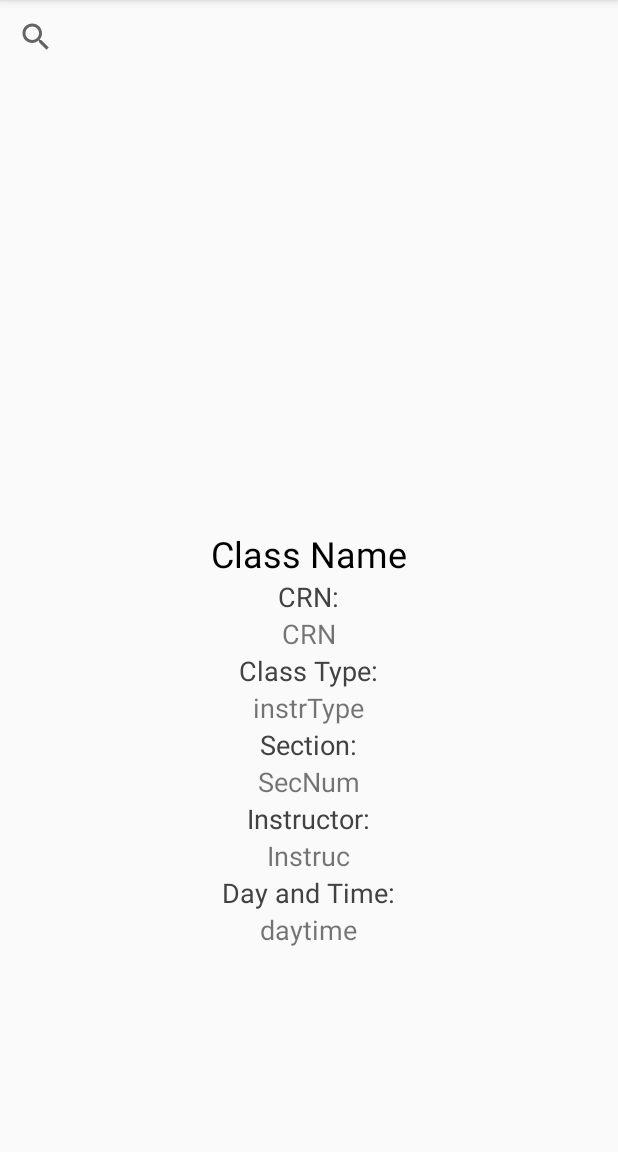
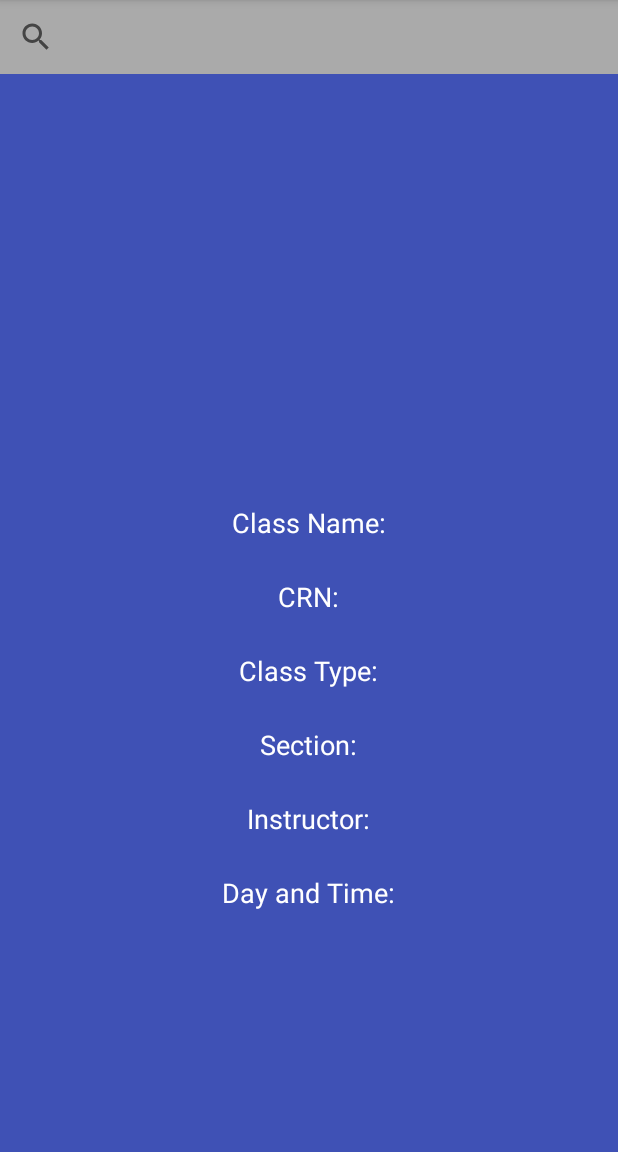
Before and after one commit to sahithip99/DragonFriends, an Android app: the SearchActivity screen opened directly, with no data from a screen before it, on a phone screen of 412 x 824 dp, the part 84-1236 px from its top. Run offline under Robolectric (Android 15) with nearby library versions, the phone set to English and light mode, and no system bars; our stand-ins replace Firebase (no records; nobody signed in at launch, a user with empty details on screens opened directly); libraries missing offline, so code that uses them is left out: com.loopj.android, cz.msebera.android.

Commit message:
updated UI

```diff
--- a/team47-dragonfriends/app/src/main/res/layout/activity_search.xml
+++ b/team47-dragonfriends/app/src/main/res/layout/activity_search.xml
@@ -4,6 +4,7 @@
     xmlns:tools="http://schemas.android.com/tools"
     android:layout_width="match_parent"
     android:layout_height="match_parent"
+    android:background="@color/colorPrimary"
     android:maxHeight="49dp"
     android:maxWidth="10dp"
     android:minHeight="1dp"
@@ -12,22 +13,22 @@
 
     <SearchView
         android:id="@+id/classSearchView"
-        android:layout_width="wrap_content"
+        android:layout_width="match_parent"
         android:layout_height="49dp"
+        android:layout_alignParentLeft="true"
         android:layout_alignParentStart="true"
         android:layout_alignParentTop="true"
-        android:queryHint="Search For Classes"
-        android:layout_alignParentLeft="true"></SearchView>
+        android:background="@android:color/darker_gray"
+        android:queryHint="Search Here by CRN"></SearchView>
 
     <TextView
         android:id="@+id/class_name"
-        android:layout_width="wrap_content"
+        android:layout_width="10dp"
         android:layout_height="wrap_content"
         android:layout_above="@+id/label_1"
         android:layout_centerHorizontal="true"
-        android:text="Class Name"
-        android:textColor="@android:color/black"
-        android:textSize="24sp" />
+        android:textColor="@color/cardview_light_background"
+        android:textSize="18sp" />
 
     <TextView
         android:id="@+id/instr_type"
@@ -35,7 +36,7 @@
         android:layout_height="wrap_content"
         android:layout_above="@+id/label_2"
         android:layout_centerHorizontal="true"
-        android:text="instrType"
+        android:textColor="@color/cardview_light_background"
         android:textSize="18sp" />
 
     <TextView
@@ -44,7 +45,6 @@
         android:layout_height="wrap_content"
         android:layout_above="@+id/label_"
         android:layout_centerHorizontal="true"
-        android:text="CRN"
         android:textSize="18sp" />
 
     <TextView
@@ -53,23 +53,23 @@
         android:layout_height="wrap_content"
         android:layout_above="@+id/label_4"
         android:layout_centerHorizontal="true"
-        android:text="SecNum"
+        android:textColor="@color/cardview_light_background"
         android:textSize="18sp" />
 
     <android.support.design.widget.FloatingActionButton
         android:id="@+id/add_class"
-        android:layout_width="77dp"
+        android:layout_width="118dp"
         android:layout_height="84dp"
         android:layout_alignParentBottom="true"
         android:layout_centerHorizontal="true"
-        android:layout_marginBottom="23dp"
+        android:layout_marginBottom="40dp"
         android:clickable="false"
         android:onClick="@android:string/ok"
         android:visibility="invisible"
-        app:backgroundTint="?attr/colorPrimaryDark"
+        app:backgroundTint="@color/common_google_signin_btn_text_dark_focused"
         app:fabSize="normal"
         app:srcCompat="@android:drawable/ic_menu_add"
-        tools:backgroundTint="@color/colorPrimaryDark" />
+        tools:backgroundTint="@color/colorPrimary" />
 
     <TextView
         android:id="@+id/label_1"
@@ -78,7 +78,7 @@
         android:layout_above="@+id/crn_num"
         android:layout_centerHorizontal="true"
         android:text="CRN:"
-        android:textColor="@color/cardview_dark_background"
+        android:textColor="@color/cardview_light_background"
         android:textSize="18sp" />
 
     <TextView
@@ -88,7 +88,7 @@
         android:layout_above="@+id/instr_type"
         android:layout_centerHorizontal="true"
         android:text="Class Type:"
-        android:textColor="@color/cardview_dark_background"
+        android:textColor="@color/cardview_light_background"
         android:textSize="18sp" />
 
     <TextView
@@ -98,7 +98,7 @@
         android:layout_above="@+id/sec_num"
         android:layout_centerHorizontal="true"
         android:text="Section:"
-        android:textColor="@color/cardview_dark_background"
+        android:textColor="@color/cardview_light_background"
         android:textSize="18sp" />
 
     <TextView
@@ -108,7 +108,7 @@
         android:layout_above="@+id/instr_name"
         android:layout_centerHorizontal="true"
         android:text="Instructor:"
-        android:textColor="@color/cardview_dark_background"
+        android:textColor="@color/cardview_light_background"
         android:textSize="18sp" />
 
     <TextView
@@ -117,7 +117,7 @@
         android:layout_height="wrap_content"
         android:layout_above="@+id/label_5"
         android:layout_centerHorizontal="true"
-        android:text="Instruc"
+        android:textColor="@color/cardview_light_background"
         android:textSize="18sp" />
 
     <TextView
@@ -127,7 +127,7 @@
         android:layout_above="@+id/day_time"
         android:layout_centerHorizontal="true"
         android:text="Day and Time:"
-        android:textColor="@color/cardview_dark_background"
+        android:textColor="@color/cardview_light_background"
         android:textSize="18sp" />
 
     <TextView
@@ -137,7 +137,17 @@
         android:layout_alignParentBottom="true"
         android:layout_centerHorizontal="true"
         android:layout_marginBottom="136dp"
-        android:text="daytime"
+        android:textColor="@color/cardview_light_background"
+        android:textSize="18sp" />
+
+    <TextView
+        android:id="@+id/label12"
+        android:layout_width="wrap_content"
+        android:layout_height="wrap_content"
+        android:layout_above="@+id/class_name"
+        android:layout_centerHorizontal="true"
+        android:text="Class Name:"
+        android:textColor="@color/cardview_light_background"
         android:textSize="18sp" />
 
 </RelativeLayout>
--- a/team47-dragonfriends/app/src/main/res/layout/profile_list_layout.xml
+++ b/team47-dragonfriends/app/src/main/res/layout/profile_list_layout.xml
@@ -2,7 +2,7 @@
     android:layout_width="match_parent"
     android:layout_height="match_parent"
     android:orientation="vertical"
-    android:textColor = "@android:color/black">
+    android:textColor = "@android:color/white">
 
     <TextView xmlns:android="http://schemas.android.com/apk/res/android"
         android:id="@android:id/text1"
@@ -10,6 +10,6 @@
         android:paddingBottom="3dip"
         android:layout_width="fill_parent"
         android:layout_height="wrap_content"
-        android:textColor="@android:color/black" />
+        android:textColor="#FFFFFF" />
 
 </LinearLayout>
--- a/team47-dragonfriends/app/src/main/res/layout/roster_list_layout.xml
+++ b/team47-dragonfriends/app/src/main/res/layout/roster_list_layout.xml
@@ -2,7 +2,7 @@
     android:layout_width="match_parent"
     android:layout_height="match_parent"
     android:orientation="vertical"
-    android:textColor = "@android:color/black">
+    android:textColor = "@android:color/white">
 
     <TextView
         android:id="@+id/text_view_student_name"
--- a/team47-dragonfriends/app/src/main/res/values/colors.xml
+++ b/team47-dragonfriends/app/src/main/res/values/colors.xml
@@ -1,6 +1,6 @@
 <?xml version="1.0" encoding="utf-8"?>
 <resources>
-    <color name="colorPrimary">#3F51B5</color>
+    <color name="colorPrimary">#3f51b5</color>
     <color name="colorPrimaryDark">#303f9f</color>
     <color name="colorAccent">#FF4081</color>
 </resources>
```
Also changed, not shown: team47-dragonfriends/app/src/main/res/layout/activity_login.xml (+41 -8 lines), team47-dragonfriends/app/src/main/res/layout/activity_main.xml (+24 -12 lines), team47-dragonfriends/app/src/main/res/layout/activity_profile.xml (+18 -11 lines), team47-dragonfriends/app/src/main/res/layout/activity_roster.xml (+5 -2 lines).
